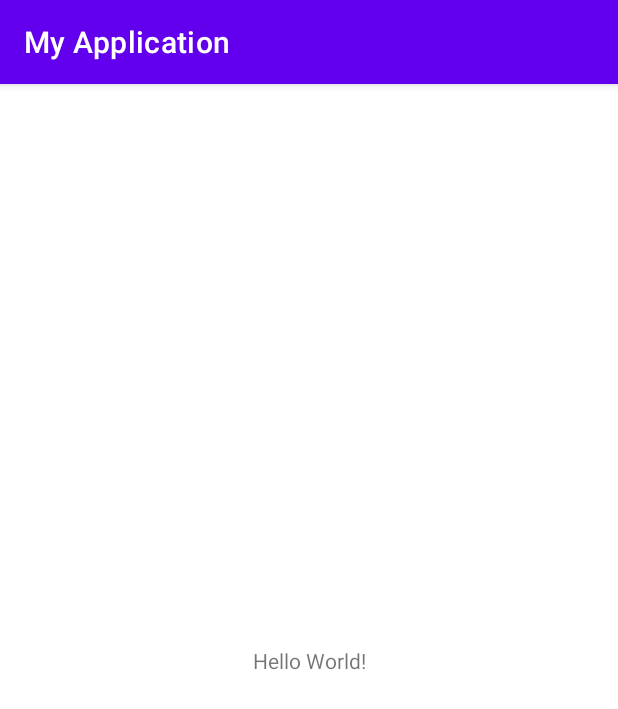
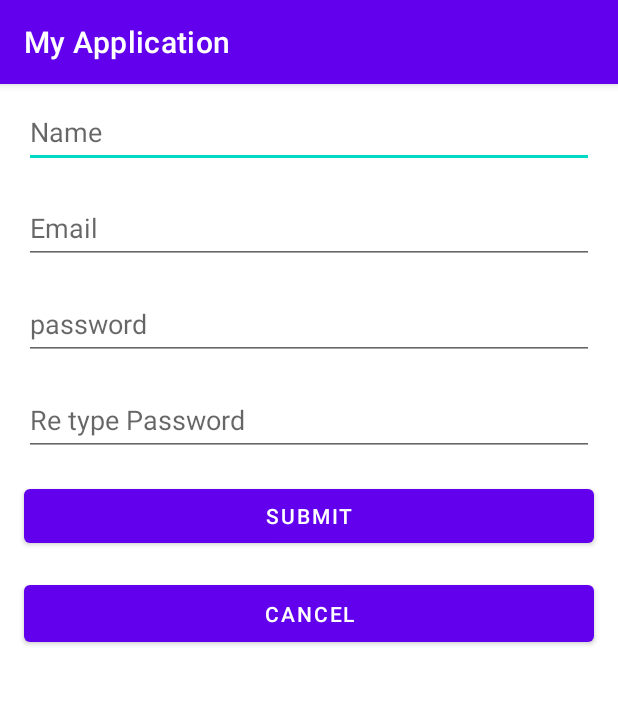
Before and after one commit to it21348648/MAD-Lab-sheet, an Android app: the screen it shows after launch (MainActivity), on a phone screen of 412 x 824 dp. Shown: the top 709 px of the screen. Run offline under Robolectric (Android 15) with nearby library versions, the phone set to English and light mode, and no system bars.

Commit message:
My fist comment

```diff
--- a/app/src/main/res/layout/activity_main.xml
+++ b/app/src/main/res/layout/activity_main.xml
@@ -1,18 +1,107 @@
 <?xml version="1.0" encoding="utf-8"?>
-<androidx.constraintlayout.widget.ConstraintLayout xmlns:android="http://schemas.android.com/apk/res/android"
+<LinearLayout xmlns:android="http://schemas.android.com/apk/res/android"
     xmlns:app="http://schemas.android.com/apk/res-auto"
     xmlns:tools="http://schemas.android.com/tools"
     android:layout_width="match_parent"
     android:layout_height="match_parent"
+    android:orientation="vertical"
     tools:context=".MainActivity">
 
-    <TextView
-        android:layout_width="wrap_content"
+    <EditText
+        android:id="@+id/edtName"
+        android:layout_width="match_parent"
+        android:layout_height="48dp"
+        android:layout_marginLeft="16dp"
+        android:layout_marginTop="8dp"
+        android:layout_marginRight="16dp"
+        android:layout_marginBottom="8dp"
+        android:ems="10"
+        android:hint="Name"
+        android:inputType="textPersonName"
+        app:layout_constraintBottom_toTopOf="@+id/edtEmail"
+        app:layout_constraintEnd_toEndOf="parent"
+        app:layout_constraintHorizontal_bias="0.462"
+        app:layout_constraintStart_toStartOf="parent"
+        app:layout_constraintTop_toBottomOf="@+id/textView2" />
+
+    <EditText
+        android:id="@+id/edtEmail"
+        android:layout_width="match_parent"
+        android:layout_height="48dp"
+        android:layout_marginLeft="16dp"
+        android:layout_marginTop="8dp"
+        android:layout_marginRight="16dp"
+        android:layout_marginBottom="8dp"
+        android:ems="10"
+        android:hint="Email"
+        android:inputType="textEmailAddress"
+        app:layout_constraintBottom_toTopOf="@+id/edtPhone"
+        app:layout_constraintEnd_toEndOf="parent"
+        app:layout_constraintHorizontal_bias="0.462"
+        app:layout_constraintStart_toStartOf="parent"
+        app:layout_constraintTop_toBottomOf="@+id/edtName" />
+
+    <EditText
+        android:id="@+id/edtPassword"
+        android:layout_width="match_parent"
+        android:layout_height="48dp"
+        android:layout_marginLeft="16dp"
+        android:layout_marginTop="8dp"
+        android:layout_marginRight="16dp"
+        android:layout_marginBottom="8dp"
+        android:ems="10"
+        android:hint="password"
+        android:inputType="textPassword"
+        app:layout_constraintBottom_toTopOf="@+id/edtRePassword"
+        app:layout_constraintEnd_toEndOf="parent"
+        app:layout_constraintHorizontal_bias="0.462"
+        app:layout_constraintStart_toStartOf="parent"
+        app:layout_constraintTop_toBottomOf="@+id/edtPhone" />
+
+    <EditText
+        android:id="@+id/edtRePassword"
+        android:layout_width="match_parent"
+        android:layout_height="48dp"
+        android:layout_marginLeft="16dp"
+        android:layout_marginTop="8dp"
+        android:layout_marginRight="16dp"
+        android:layout_marginBottom="8dp"
+        android:ems="10"
+        android:hint="Re type Password"
+        android:inputType="textPassword"
+        app:layout_constraintBottom_toTopOf="@+id/btnSubmit"
+        app:layout_constraintEnd_toEndOf="parent"
+        app:layout_constraintHorizontal_bias="0.462"
+        app:layout_constraintStart_toStartOf="parent"
+        app:layout_constraintTop_toBottomOf="@+id/edtPassword" />
+
+    <Button
+        android:id="@+id/btnSubmit"
+        android:layout_width="match_parent"
         android:layout_height="wrap_content"
-        android:text="Hello World!"
+        android:layout_marginLeft="16dp"
+        android:layout_marginTop="8dp"
+        android:layout_marginRight="16dp"
+        android:layout_marginBottom="8dp"
+        android:text="SUBMIT"
+        app:layout_constraintBottom_toTopOf="@+id/btnCancel"
+        app:layout_constraintEnd_toEndOf="parent"
+        app:layout_constraintHorizontal_bias="0.496"
+        app:layout_constraintStart_toStartOf="parent"
+        app:layout_constraintTop_toBottomOf="@+id/edtRePassword" />
+
+    <Button
+        android:id="@+id/btnCancel"
+        android:layout_width="match_parent"
+        android:layout_height="50dp"
+        android:layout_marginLeft="16dp"
+        android:layout_marginTop="8dp"
+        android:layout_marginRight="16dp"
+        android:layout_marginBottom="8dp"
+        android:text="CANCEL"
         app:layout_constraintBottom_toBottomOf="parent"
         app:layout_constraintEnd_toEndOf="parent"
+        app:layout_constraintHorizontal_bias="0.514"
         app:layout_constraintStart_toStartOf="parent"
-        app:layout_constraintTop_toTopOf="parent" />
-
-</androidx.constraintlayout.widget.ConstraintLayout>
+        app:layout_constraintTop_toBottomOf="@+id/btnSubmit" />
+</LinearLayout>
```
